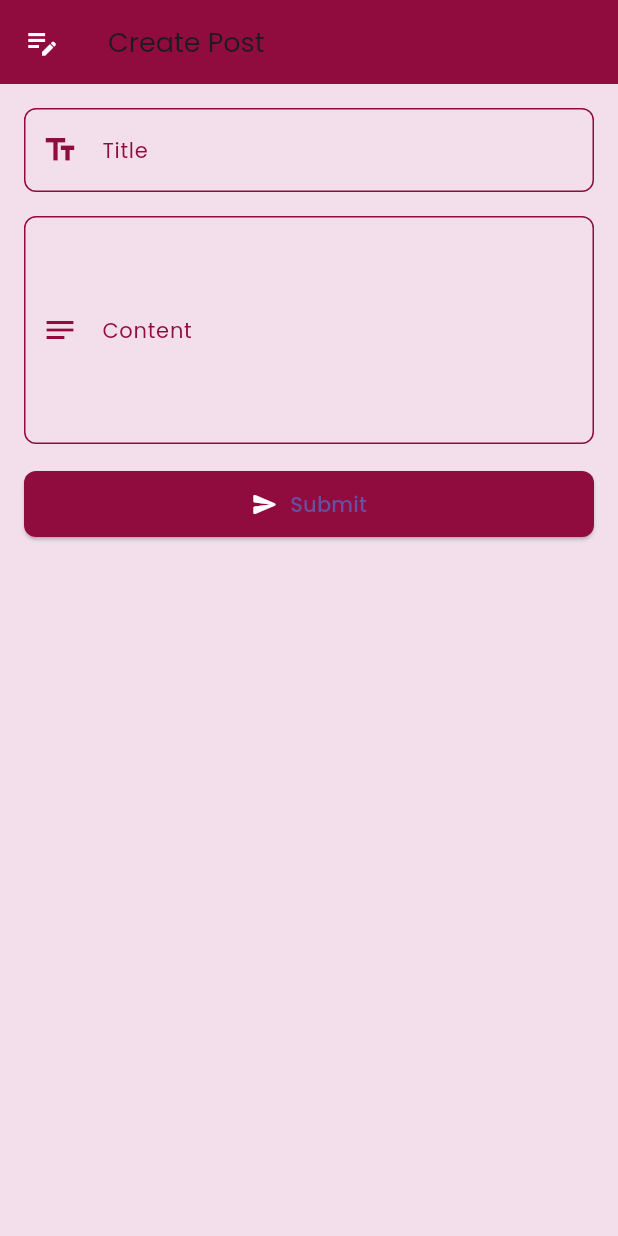
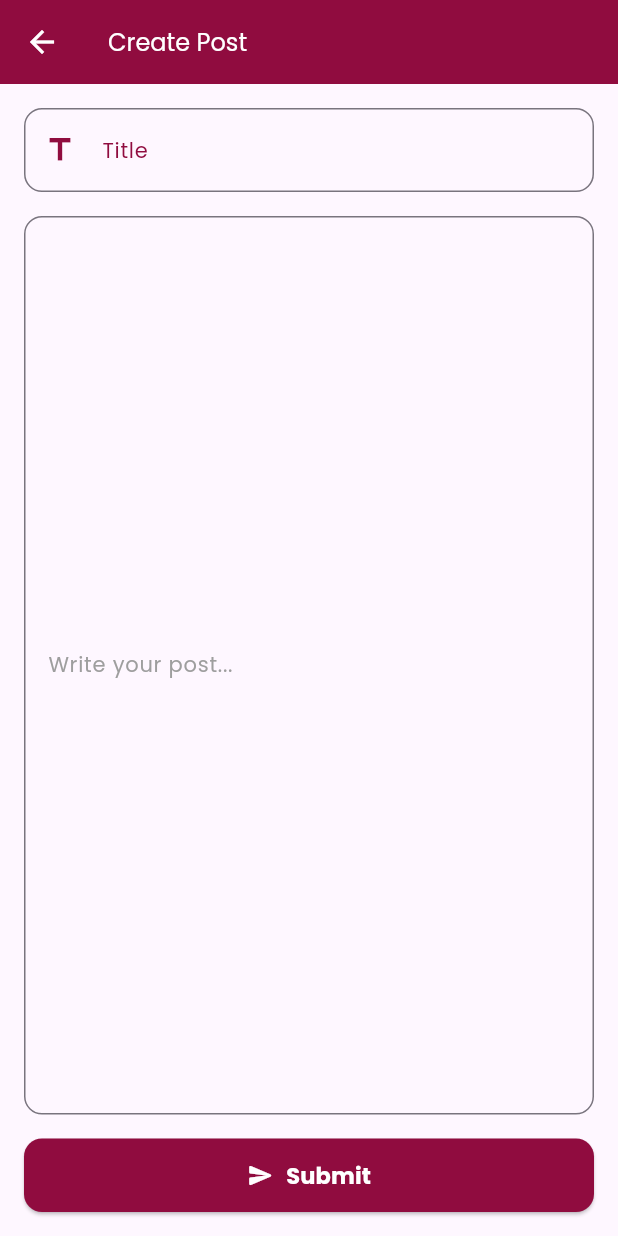
Before and after one commit to yogeshgiri904/flutter-messenger, a Flutter app: the CreatePostScreen screen opened directly, on a phone screen of 412 x 824 dp. Run offline on Flutter 3.47's test engine with Material 3 defaults, Android fonts, the phone set to English and light mode, and no system bars; our stand-ins replace google_fonts, rxdart, supabase_flutter; accounts and stored records are empty.

Commit message:
major changes

```diff
--- a/lib/screens/create_post_screen.dart
+++ b/lib/screens/create_post_screen.dart
@@ -1,4 +1,3 @@
-// screens/create_post_screen.dart
 import 'package:flutter/material.dart';
 import 'package:google_fonts/google_fonts.dart';
 import 'package:supabase_flutter/supabase_flutter.dart';
@@ -20,25 +19,28 @@ class _CreatePostScreenState extends State<CreatePostScreen> {
       'content': _contentController.text,
       'user_id': Supabase.instance.client.auth.currentUser!.id,
     });
-    Navigator.pop(context);
+
+    Navigator.pop(context, true);
   }
 
   @override
   Widget build(BuildContext context) {
-    final textStyle = GoogleFonts.poppins(
+    final labelStyle = GoogleFonts.poppins(
       color: const Color(0xFF900C3F),
       fontSize: 14,
     );
 
     return Scaffold(
       appBar: AppBar(
-        title: Text('Create Post', style: GoogleFonts.poppins(fontSize: 18)),
+        title: Text(
+          'Create Post',
+          style: GoogleFonts.poppins(fontSize: 16, color: Colors.white),
+        ),
         backgroundColor: const Color(0xFF900C3F),
-        leading: const Icon(Icons.edit_note, color: Colors.white),
+        iconTheme: const IconThemeData(color: Colors.white),
       ),
-      body: Container(
-        color: const Color(0xFF900C3F).withOpacity(0.1),
-        padding: const EdgeInsets.all(16.0),
+      body: Padding(
+        padding: const EdgeInsets.all(16),
         child: Column(
           crossAxisAlignment: CrossAxisAlignment.stretch,
           children: [
@@ -46,38 +48,30 @@ class _CreatePostScreenState extends State<CreatePostScreen> {
               controller: _titleController,
               decoration: InputDecoration(
                 labelText: 'Title',
-                labelStyle: textStyle,
-                prefixIcon: const Icon(
-                  Icons.text_fields,
-                  color: Color(0xFF900C3F),
-                ),
-                focusedBorder: OutlineInputBorder(
+                labelStyle: labelStyle,
+                prefixIcon: const Icon(Icons.title, color: Color(0xFF900C3F)),
+                border: OutlineInputBorder(
+                  borderRadius: BorderRadius.circular(12),
                   borderSide: const BorderSide(color: Color(0xFF900C3F)),
-                  borderRadius: BorderRadius.circular(8.0),
-                ),
-                enabledBorder: OutlineInputBorder(
-                  borderSide: const BorderSide(color: Color(0xFF900C3F)),
-                  borderRadius: BorderRadius.circular(8.0),
                 ),
               ),
             ),
             const SizedBox(height: 16),
-            TextField(
-              controller: _contentController,
-              decoration: InputDecoration(
-                labelText: 'Content',
-                labelStyle: textStyle,
-                prefixIcon: const Icon(Icons.notes, color: Color(0xFF900C3F)),
-                focusedBorder: OutlineInputBorder(
-                  borderSide: const BorderSide(color: Color(0xFF900C3F)),
-                  borderRadius: BorderRadius.circular(8.0),
-                ),
-                enabledBorder: OutlineInputBorder(
-                  borderSide: const BorderSide(color: Color(0xFF900C3F)),
-                  borderRadius: BorderRadius.circular(8.0),
+            Expanded(
+              child: TextField(
+                controller: _contentController,
+                maxLines: null,
+                expands: true,
+                style: GoogleFonts.poppins(fontSize: 14),
+                decoration: InputDecoration(
+                  hintText: 'Write your post...',
+                  hintStyle: labelStyle.copyWith(color: Colors.grey),
+                  border: OutlineInputBorder(
+                    borderRadius: BorderRadius.circular(12),
+                    borderSide: const BorderSide(color: Color(0xFF900C3F)),
+                  ),
                 ),
               ),
-              maxLines: 5,
             ),
             const SizedBox(height: 16),
             ElevatedButton.icon(
@@ -85,12 +79,19 @@ class _CreatePostScreenState extends State<CreatePostScreen> {
               style: ElevatedButton.styleFrom(
                 backgroundColor: const Color(0xFF900C3F),
                 shape: RoundedRectangleBorder(
-                  borderRadius: BorderRadius.circular(8.0),
+                  borderRadius: BorderRadius.circular(12),
                 ),
-                padding: const EdgeInsets.symmetric(vertical: 12.0),
+                padding: const EdgeInsets.symmetric(vertical: 14),
               ),
               icon: const Icon(Icons.send_rounded, color: Colors.white),
-              label: Text('Submit', style: GoogleFonts.poppins(fontSize: 14)),
+              label: Text(
+                'Submit',
+                style: GoogleFonts.poppins(
+                  fontSize: 15,
+                  color: Colors.white,
+                  fontWeight: FontWeight.bold,
+                ),
+              ),
             ),
           ],
         ),
--- a/pubspec.yaml
+++ b/pubspec.yaml
@@ -38,6 +38,7 @@ dependencies:
   google_fonts: ^4.0.4
   animations: ^2.0.5
   flutter_dotenv: ^5.2.1
+  flutter_quill: ^11.4.0
 
 dev_dependencies:
   flutter_test:
```
Also changed, not shown: lib/screens/home_screen.dart (+80 -51 lines), lib/screens/view_post_screen.dart (+232 -111 lines), pubspec.lock, 5 other files.
